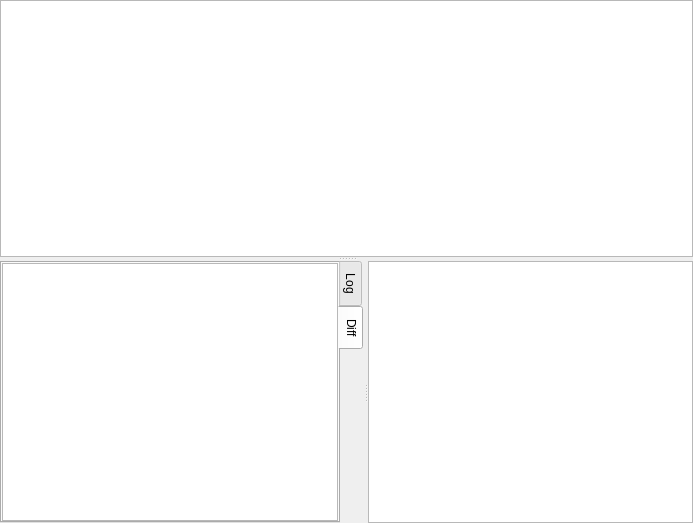
Before: the Qt Designer form src/revsview.ui in antis81/QGit-mod, drawn with Qt 5.
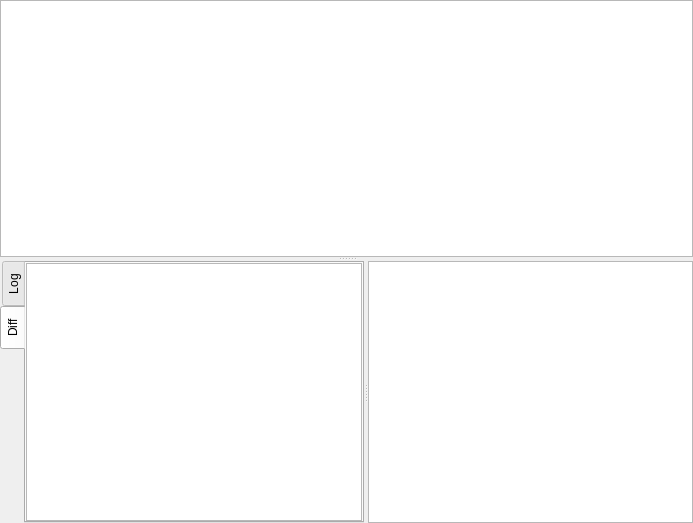
After: the same form once the commit is applied. Custom widgets are drawn as their Qt base class.

What changed in the file:
```diff
--- a/src/revsview.ui
+++ b/src/revsview.ui
@@ -61,7 +61,7 @@
        </property>
        <widget class="QTabWidget" name="tabLogDiff">
         <property name="tabPosition">
-         <enum>QTabWidget::East</enum>
+         <enum>QTabWidget::West</enum>
         </property>
         <property name="currentIndex">
          <number>1</number>
```
